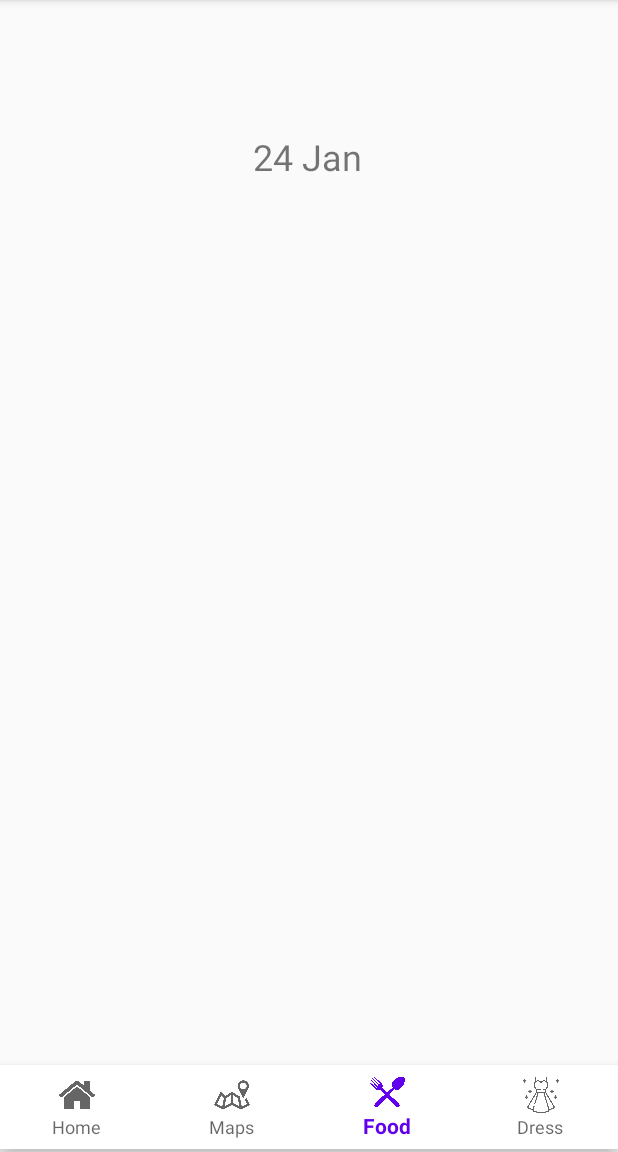
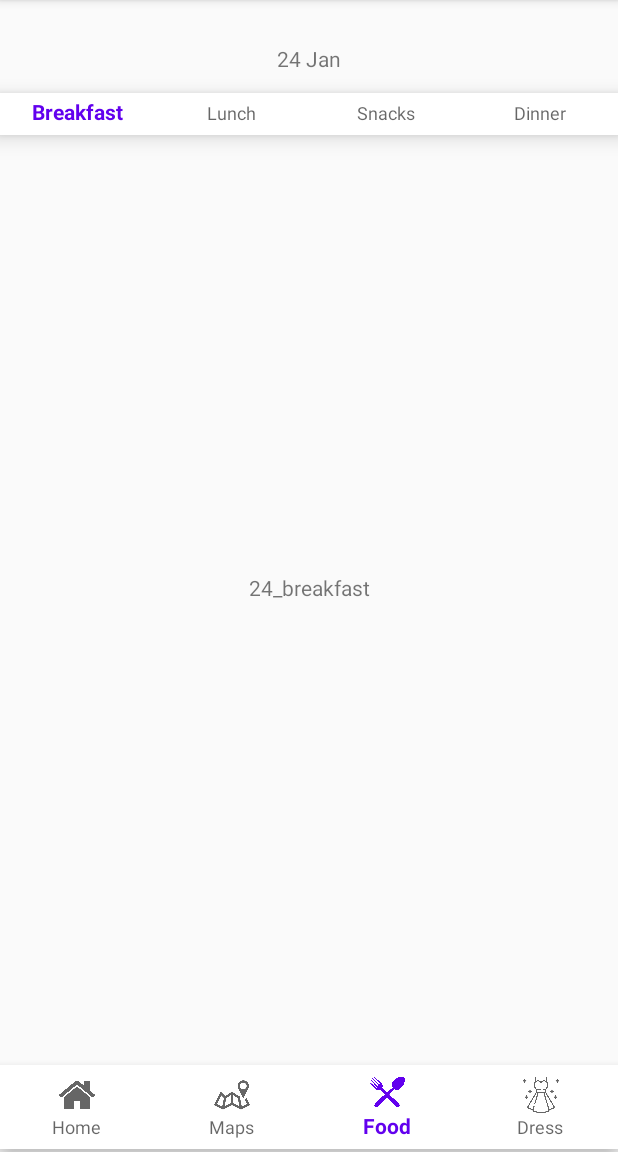
Before and after one commit to csx87/sweeMadve, an Android app: the screen it shows after launch (MainActivity), item 3 of the bottom bar chosen, on a phone screen of 412 x 824 dp, the part 84-1236 px from its top. Run offline under Robolectric (Android 15) with nearby library versions, the phone set to English and light mode, and no system bars; our stand-ins replace data binding.

Commit message:
Completes_Food_page

```diff
--- a/app/src/main/java/com/example/sweemadve/MainActivity.kt
+++ b/app/src/main/java/com/example/sweemadve/MainActivity.kt
@@ -17,7 +17,6 @@ import androidx.fragment.app.Fragment
 import androidx.fragment.app.add
 import androidx.fragment.app.commit
 import androidx.fragment.app.replace
-import com.example.sweemadve.databinding.ActivityMainBinding
 import com.google.android.material.bottomnavigation.BottomNavigationView
 import com.google.android.material.navigation.NavigationBarView
 import com.google.android.material.navigation.NavigationView
@@ -35,9 +34,9 @@ class MainActivity : AppCompatActivity() {
     override fun onCreate(savedInstanceState: Bundle?) {
 
         super.onCreate(savedInstanceState)
-        //setContentView(R.layout.activity_main)
-        val binding: ActivityMainBinding = ActivityMainBinding.inflate(layoutInflater)
-        setContentView(binding.root)
+        setContentView(R.layout.activity_main)
+        //val binding: ActivityMainBinding = ActivityMainBinding.inflate(layoutInflater)
+        //setContentView(binding.root)
         //binding = DataBindingUtil.setContentView(this, R.layout.activity_main)
 
 
--- a/app/src/main/res/layout/food_fragment.xml
+++ b/app/src/main/res/layout/food_fragment.xml
@@ -2,22 +2,37 @@
 <layout xmlns:tools="http://schemas.android.com/tools"
     xmlns:android="http://schemas.android.com/apk/res/android"
     xmlns:app="http://schemas.android.com/apk/res-auto">
-<androidx.constraintlayout.widget.ConstraintLayout
-    android:layout_width="match_parent"
-    android:layout_height="match_parent">
 
 
-    <TextView
-        android:id="@+id/dateText"
-        android:layout_width="wrap_content"
-        android:layout_height="wrap_content"
-        android:layout_marginTop="72dp"
-        android:onClick="showDatePickerDialog"
-        android:text="TextView"
-        android:textSize="24sp"
-        app:layout_constraintEnd_toEndOf="parent"
-        app:layout_constraintHorizontal_bias="0.498"
-        app:layout_constraintStart_toStartOf="parent"
-        app:layout_constraintTop_toTopOf="parent" />
-</androidx.constraintlayout.widget.ConstraintLayout>
+    <LinearLayout
+        android:layout_width="match_parent"
+        android:layout_height="match_parent"
+        android:orientation="vertical">
+
+        <TextView
+            android:id="@+id/dateText"
+            android:layout_width="match_parent"
+            android:layout_height="46dp"
+            android:gravity="center"
+            android:onClick="showDatePickerDialog"
+            android:text="TextView" />
+
+        <com.google.android.material.bottomnavigation.BottomNavigationView
+            android:id="@+id/foodNavigationView"
+            style="@style/bottom_navigation_bar"
+            android:layout_width="match_parent"
+            android:layout_height="28dp"
+            app:labelVisibilityMode="labeled"
+            app:menu="@menu/food_navigation_menu"
+            tools:layout_editor_absoluteX="16dp" />
+
+        <TextView
+            android:id="@+id/foodText"
+            android:layout_width="match_parent"
+            android:layout_height="match_parent"
+            android:gravity="center"
+            android:text="TextView" />
+
+
+    </LinearLayout>
 </layout>
--- /dev/null
+++ b/app/src/main/res/menu/food_navigation_menu.xml
@@ -0,0 +1,21 @@
+<?xml version="1.0" encoding="utf-8"?>
+<menu xmlns:android="http://schemas.android.com/apk/res/android"
+    xmlns:app="http://schemas.android.com/apk/res-auto">
+    <item
+        android:id="@+id/breakfast"
+        android:enabled="true"
+        android:title="Breakfast"
+        />
+    <item
+        android:id="@+id/lunch"
+        android:enabled="true"
+        android:title="Lunch"/>
+    <item
+        android:id="@+id/snacks"
+        android:enabled="true"
+        android:title="Snacks"/>
+    <item
+        android:id="@+id/dinner"
+        android:enabled="true"
+        android:title="Dinner"/>
+</menu>
--- a/app/src/main/res/values/strings.xml
+++ b/app/src/main/res/values/strings.xml
@@ -8,4 +8,21 @@
     <string name="upper_more_1">Photos</string>
     <string name="upper_more_2">Option2</string>
     <string name="upper_more_3">Option3</string>
+
+    <!-- For food page!-->
+    <string name="Breakfast_24">24_breakfast</string>
+    <string name="Breakfast_25">25_breakfast</string>
+    <string name="Breakfast_26">26_breakfast</string>
+
+    <string name="Lunch_24">24_lunch</string>
+    <string name="Lunch_25">25_lunch</string>
+    <string name="Lunch_26">26_lunch</string>
+
+    <string name="Snacks_24">24_snack</string>
+    <string name="Snacks_25">25_snack</string>
+    <string name="Snacks_26">26_snack</string>
+
+    <string name="Dinner_24">24_dinner</string>
+    <string name="Dinner_25">25_dinner</string>
+    <string name="Dinner_26">26_dinner</string>
 </resources>
```
Also changed, not shown: app/src/main/java/com/example/sweemadve/DatePickerFragment.kt (+50 -18 lines), app/src/main/java/com/example/sweemadve/FoodFragment.kt (+60 -0 lines).
